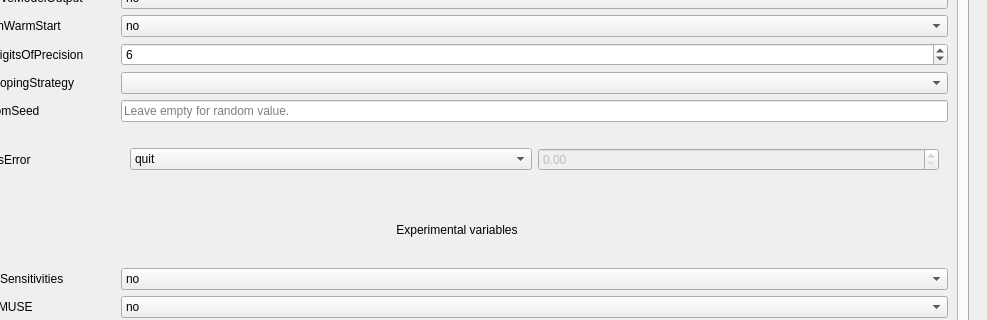
Scriptbash/QRaven, file qraven/qraven_dialog_base.ui: the form before one commit; both pictures show x 270 to 1257 and y 431 to 751 of the 1257 by 864 pixel window.
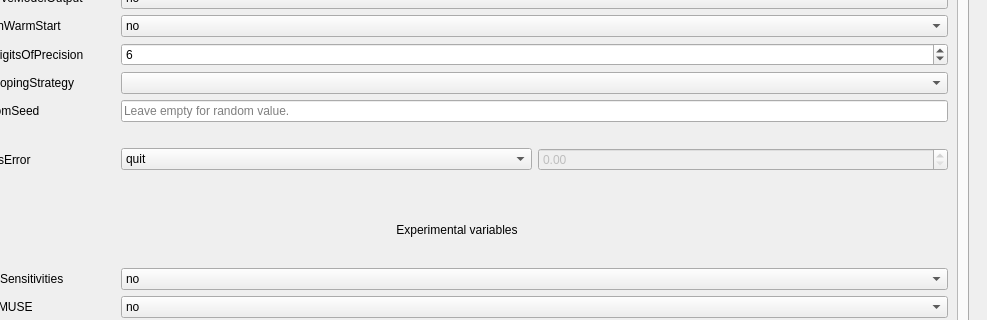
The form after the commit. The open tabs and pages were chosen to show the change. Icons and pictures are not drawn. Custom widgets are drawn as their Qt base class.

Commit message: Start OSTRICH module

What changed in the file:
```diff
--- a/qraven/qraven_dialog_base.ui
+++ b/qraven/qraven_dialog_base.ui
@@ -5204,8 +5204,8 @@
                   <rect>
                    <x>0</x>
                    <y>0</y>
-                   <width>359</width>
-                   <height>653</height>
+                   <width>1059</width>
+                   <height>792</height>
                   </rect>
                  </property>
                  <layout class="QGridLayout" name="gridLayout_20">
@@ -5233,6 +5233,12 @@
                   <item row="12" column="1">
                    <widget class="QWidget" name="widget_6" native="true">
                     <layout class="QGridLayout" name="gridLayout_21">
+                     <property name="leftMargin">
+                      <number>0</number>
+                     </property>
+                     <property name="rightMargin">
+                      <number>0</number>
+                     </property>
                      <item row="0" column="0">
                       <widget class="QComboBox" name="comboBox">
                        <item>
```
Left out of the diff: 38 changed lines with no effect on the pictures. The commit also changes 2 other files.
